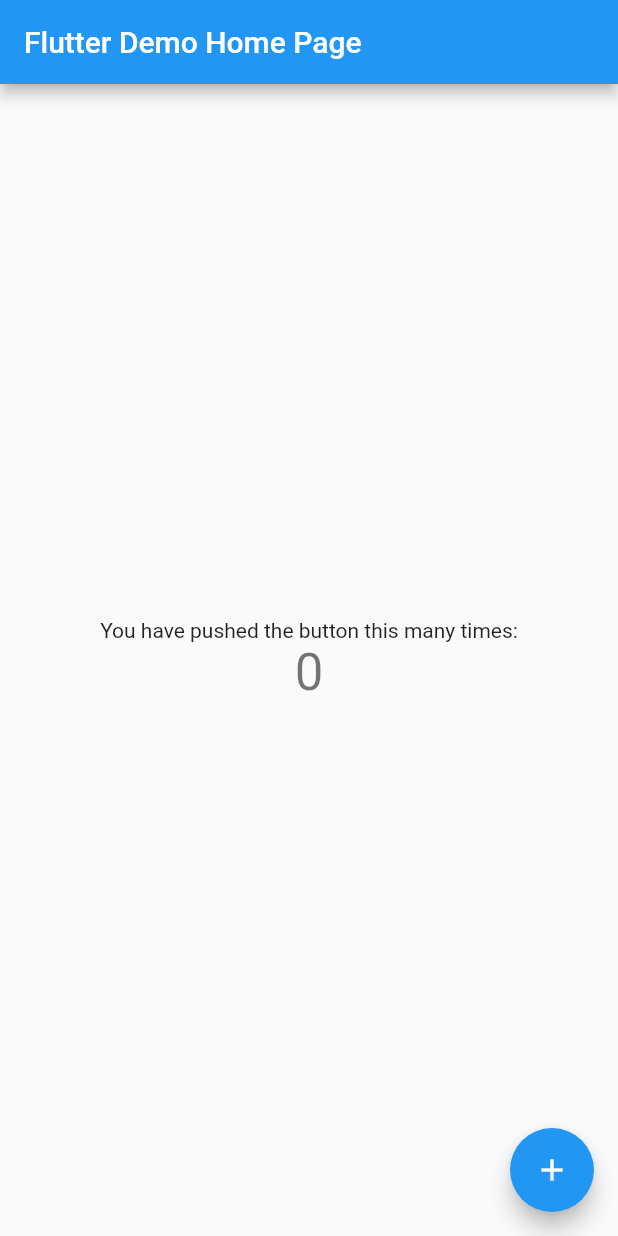
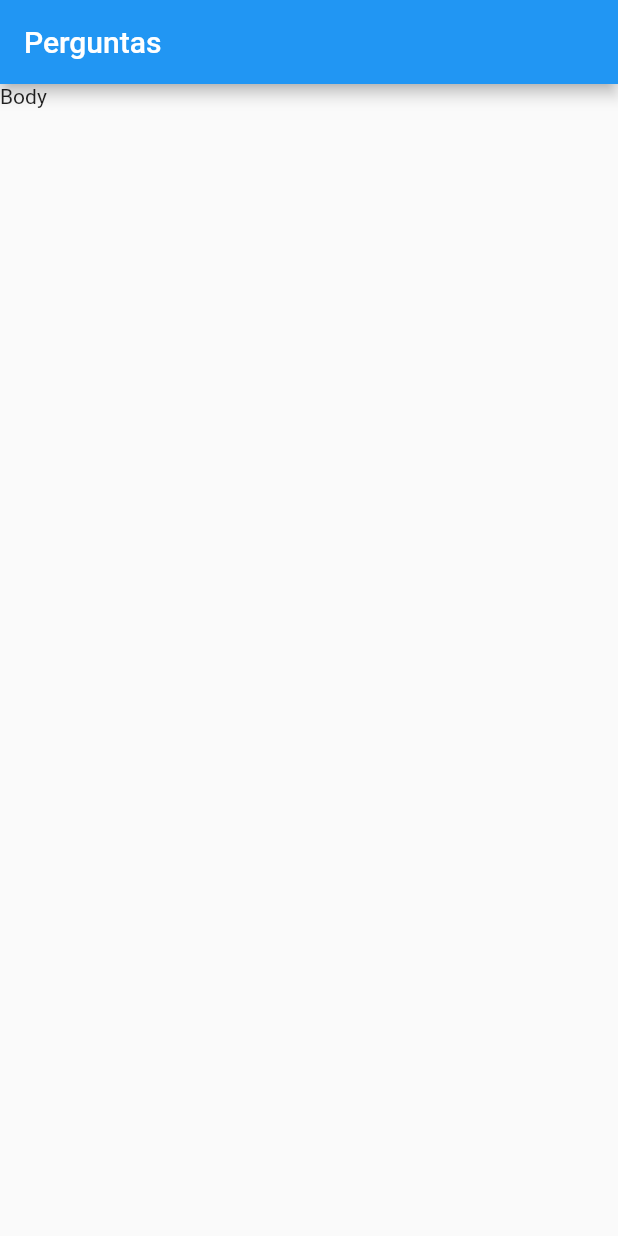
Before and after one commit to igventurelli/projeto_perguntas, a Flutter app: the screen it shows after launch, on a phone screen of 412 x 824 dp. Run offline on Flutter 3.47's test engine with Material 2 defaults, Android fonts, the phone set to English and light mode, and no system bars.

Commit message:
feat(appbar): adding appBar

```diff
--- a/lib/main.dart
+++ b/lib/main.dart
@@ -1,115 +1,21 @@
 import 'package:flutter/material.dart';
 
 void main() {
-  runApp(const MyApp());
+  runApp(const PerguntasApp());
 }
 
-class MyApp extends StatelessWidget {
-  const MyApp({super.key});
+class PerguntasApp extends StatelessWidget {
+  const PerguntasApp({super.key});
 
-  // This widget is the root of your application.
   @override
   Widget build(BuildContext context) {
     return MaterialApp(
-      title: 'Flutter Demo',
-      theme: ThemeData(
-        // This is the theme of your application.
-        //
-        // Try running your application with "flutter run". You'll see the
-        // application has a blue toolbar. Then, without quitting the app, try
-        // changing the primarySwatch below to Colors.green and then invoke
-        // "hot reload" (press "r" in the console where you ran "flutter run",
-        // or simply save your changes to "hot reload" in a Flutter IDE).
-        // Notice that the counter didn't reset back to zero; the application
-        // is not restarted.
-        primarySwatch: Colors.blue,
+      home: Scaffold(
+        appBar: AppBar(
+          title: const Text('Perguntas'),
+        ),
+        body: const Text('Body'),
       ),
-      home: const MyHomePage(title: 'Flutter Demo Home Page'),
     );
   }
 }
-
-class MyHomePage extends StatefulWidget {
-  const MyHomePage({super.key, required this.title});
-
-  // This widget is the home page of your application. It is stateful, meaning
-  // that it has a State object (defined below) that contains fields that affect
-  // how it looks.
-
-  // This class is the configuration for the state. It holds the values (in this
-  // case the title) provided by the parent (in this case the App widget) and
-  // used by the build method of the State. Fields in a Widget subclass are
-  // always marked "final".
-
-  final String title;
-
-  @override
-  State<MyHomePage> createState() => _MyHomePageState();
-}
-
-class _MyHomePageState extends State<MyHomePage> {
-  int _counter = 0;
-
-  void _incrementCounter() {
-    setState(() {
-      // This call to setState tells the Flutter framework that something has
-      // changed in this State, which causes it to rerun the build method below
-      // so that the display can reflect the updated values. If we changed
-      // _counter without calling setState(), then the build method would not be
-      // called again, and so nothing would appear to happen.
-      _counter++;
-    });
-  }
-
-  @override
-  Widget build(BuildContext context) {
-    // This method is rerun every time setState is called, for instance as done
-    // by the _incrementCounter method above.
-    //
-    // The Flutter framework has been optimized to make rerunning build methods
-    // fast, so that you can just rebuild anything that needs updating rather
-    // than having to individually change instances of widgets.
-    return Scaffold(
-      appBar: AppBar(
-        // Here we take the value from the MyHomePage object that was created by
-        // the App.build method, and use it to set our appbar title.
-        title: Text(widget.title),
-      ),
-      body: Center(
-        // Center is a layout widget. It takes a single child and positions it
-        // in the middle of the parent.
-        child: Column(
-          // Column is also a layout widget. It takes a list of children and
-          // arranges them vertically. By default, it sizes itself to fit its
-          // children horizontally, and tries to be as tall as its parent.
-          //
-          // Invoke "debug painting" (press "p" in the console, choose the
-          // "Toggle Debug Paint" action from the Flutter Inspector in Android
-          // Studio, or the "Toggle Debug Paint" command in Visual Studio Code)
-          // to see the wireframe for each widget.
-          //
-          // Column has various properties to control how it sizes itself and
-          // how it positions its children. Here we use mainAxisAlignment to
-          // center the children vertically; the main axis here is the vertical
-          // axis because Columns are vertical (the cross axis would be
-          // horizontal).
-          mainAxisAlignment: MainAxisAlignment.center,
-          children: <Widget>[
-            const Text(
-              'You have pushed the button this many times:',
-            ),
-            Text(
-              '$_counter',
-              style: Theme.of(context).textTheme.headline4,
-            ),
-          ],
-        ),
-      ),
-      floatingActionButton: FloatingActionButton(
-        onPressed: _incrementCounter,
-        tooltip: 'Increment',
-        child: const Icon(Icons.add),
-      ), // This trailing comma makes auto-formatting nicer for build methods.
-    );
-  }
-}
```
Also changed, not shown: 3 other files.
